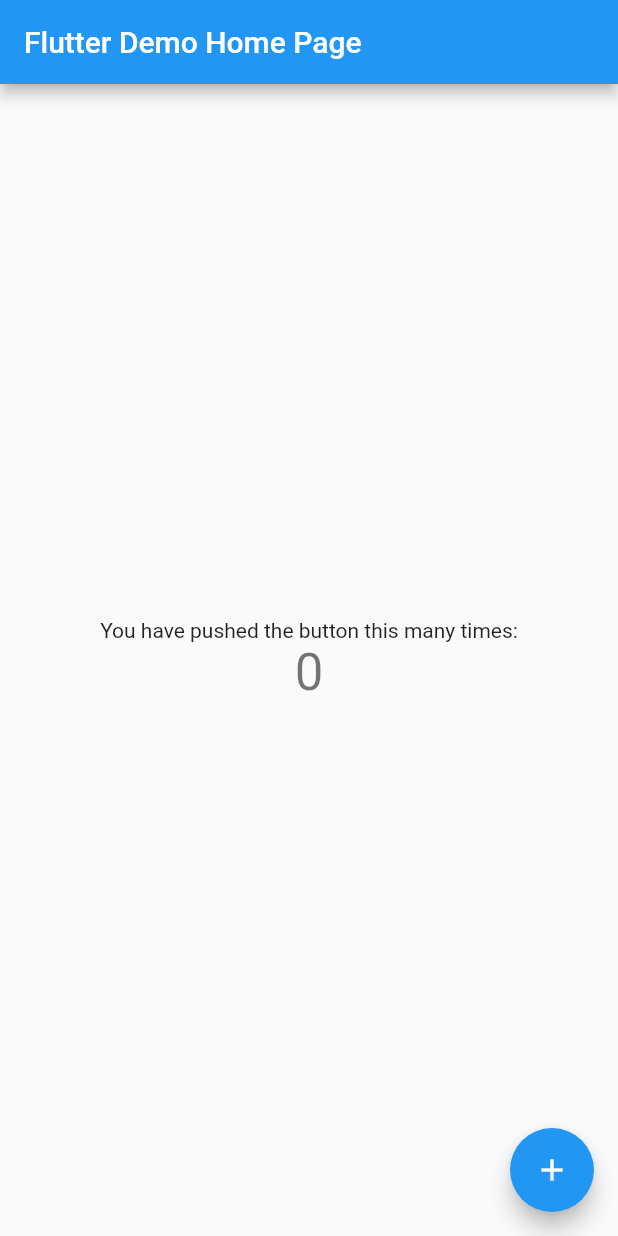
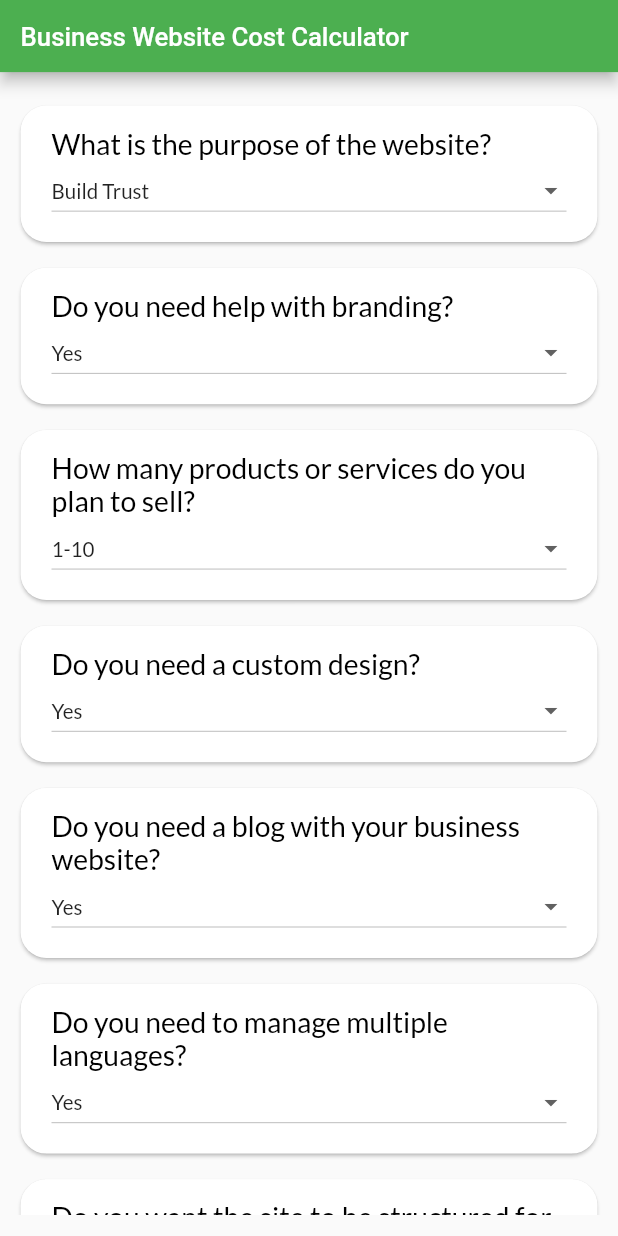
Before and after one commit to fahadthakur/cost-calculator-flutter, a Flutter app: the screen it shows after launch, on a phone screen of 412 x 824 dp. Run offline on Flutter 3.47's test engine with Material 2 defaults, Android fonts, the phone set to English and light mode, and no system bars; our stand-ins replace google_fonts, responsive_framework.

Commit message:
Designed UI for Website Selector

```diff
--- /dev/null
+++ b/lib/Screens/webselect.dart
@@ -0,0 +1,51 @@
+import 'package:flutter/material.dart';
+
+import '../widgets.dart';
+
+class WebSelect extends StatefulWidget {
+  const WebSelect({Key? key}) : super(key: key);
+
+  @override
+  _WebSelectState createState() => _WebSelectState();
+}
+
+class _WebSelectState extends State<WebSelect> {
+  var questions = {
+    'What is the purpose of the website?': [
+      'Build Trust',
+      'Reach Audience',
+      'Generate Leads'
+    ],
+    'Do you need help with branding?': ['Yes', 'No'],
+    'How many products or services do you plan to sell?': ['1-10', '10+'],
+    'Do you need a custom design?': ['Yes', 'No'],
+    'Do you need a blog with your business website?': ['Yes', 'No'],
+    'Do you need to manage multiple languages?': ['Yes', 'No'],
+    'Do you want the site to be structured for better Search engine visibility?':
+        ['Yes', 'No'],
+    'Do you want professional analytics tools to track conversions?': [
+      'Yes',
+      'No'
+    ]
+  };
+  @override
+  Widget build(BuildContext context) {
+    return Scaffold(
+      appBar: AppBar(
+        title: Text("Business Website Cost Calculator"),
+      ),
+      body: SafeArea(
+        child: Padding(
+          padding: EdgeInsets.symmetric(horizontal: 8.0, vertical: 16.0),
+          child: Container(
+            child: ListView.builder(
+                itemBuilder: (_, int index) => QuestionWidget(
+                    questions.keys.elementAt(index),
+                    questions.values.elementAt(index)),
+                itemCount: questions.length.toInt()),
+          ),
+        ),
+      ),
+    );
+  }
+}
--- a/lib/main.dart
+++ b/lib/main.dart
@@ -1,4 +1,9 @@
 import 'package:flutter/material.dart';
+import 'package:google_fonts/google_fonts.dart';
+import 'package:responsive_framework/responsive_wrapper.dart';
+import 'package:responsive_framework/utils/scroll_behavior.dart';
+
+import 'Screens/webselect.dart';
 
 void main() {
   runApp(MyApp());
@@ -9,105 +14,26 @@ class MyApp extends StatelessWidget {
   @override
   Widget build(BuildContext context) {
     return MaterialApp(
-      title: 'Flutter Demo',
+      builder: (context, widget) => ResponsiveWrapper.builder(
+        BouncingScrollWrapper.builder(context, widget!),
+        maxWidth: 1200,
+        minWidth: 480,
+        defaultScale: true,
+        breakpoints: [
+          ResponsiveBreakpoint.resize(480, name: MOBILE),
+          ResponsiveBreakpoint.autoScale(800, name: TABLET),
+          ResponsiveBreakpoint.resize(1000, name: DESKTOP),
+        ],
+      ),
+      title: 'Cost Calculator',
+      debugShowCheckedModeBanner: false,
       theme: ThemeData(
-        // This is the theme of your application.
-        //
-        // Try running your application with "flutter run". You'll see the
-        // application has a blue toolbar. Then, without quitting the app, try
-        // changing the primarySwatch below to Colors.green and then invoke
-        // "hot reload" (press "r" in the console where you ran "flutter run",
-        // or simply save your changes to "hot reload" in a Flutter IDE).
-        // Notice that the counter didn't reset back to zero; the application
-        // is not restarted.
-        primarySwatch: Colors.blue,
+        textTheme: GoogleFonts.latoTextTheme(
+          Theme.of(context).textTheme,
+        ),
+        primarySwatch: Colors.green,
       ),
-      home: MyHomePage(title: 'Flutter Demo Home Page'),
+      home: new WebSelect(),
     );
   }
 }
-
-class MyHomePage extends StatefulWidget {
-  MyHomePage({Key? key, required this.title}) : super(key: key);
-
-  // This widget is the home page of your application. It is stateful, meaning
-  // that it has a State object (defined below) that contains fields that affect
-  // how it looks.
-
-  // This class is the configuration for the state. It holds the values (in this
-  // case the title) provided by the parent (in this case the App widget) and
-  // used by the build method of the State. Fields in a Widget subclass are
-  // always marked "final".
-
-  final String title;
-
-  @override
-  _MyHomePageState createState() => _MyHomePageState();
-}
-
-class _MyHomePageState extends State<MyHomePage> {
-  int _counter = 0;
-
-  void _incrementCounter() {
-    setState(() {
-      // This call to setState tells the Flutter framework that something has
-      // changed in this State, which causes it to rerun the build method below
-      // so that the display can reflect the updated values. If we changed
-      // _counter without calling setState(), then the build method would not be
-      // called again, and so nothing would appear to happen.
-      _counter++;
-    });
-  }
-
-  @override
-  Widget build(BuildContext context) {
-    // This method is rerun every time setState is called, for instance as done
-    // by the _incrementCounter method above.
-    //
-    // The Flutter framework has been optimized to make rerunning build methods
-    // fast, so that you can just rebuild anything that needs updating rather
-    // than having to individually change instances of widgets.
-    return Scaffold(
-      appBar: AppBar(
-        // Here we take the value from the MyHomePage object that was created by
-        // the App.build method, and use it to set our appbar title.
-        title: Text(widget.title),
-      ),
-      body: Center(
-        // Center is a layout widget. It takes a single child and positions it
-        // in the middle of the parent.
-        child: Column(
-          // Column is also a layout widget. It takes a list of children and
-          // arranges them vertically. By default, it sizes itself to fit its
-          // children horizontally, and tries to be as tall as its parent.
-          //
-          // Invoke "debug painting" (press "p" in the console, choose the
-          // "Toggle Debug Paint" action from the Flutter Inspector in Android
-          // Studio, or the "Toggle Debug Paint" command in Visual Studio Code)
-          // to see the wireframe for each widget.
-          //
-          // Column has various properties to control how it sizes itself and
-          // how it positions its children. Here we use mainAxisAlignment to
-          // center the children vertically; the main axis here is the vertical
-          // axis because Columns are vertical (the cross axis would be
-          // horizontal).
-          mainAxisAlignment: MainAxisAlignment.center,
-          children: <Widget>[
-            Text(
-              'You have pushed the button this many times:',
-            ),
-            Text(
-              '$_counter',
-              style: Theme.of(context).textTheme.headline4,
-            ),
-          ],
-        ),
-      ),
-      floatingActionButton: FloatingActionButton(
-        onPressed: _incrementCounter,
-        tooltip: 'Increment',
-        child: Icon(Icons.add),
-      ), // This trailing comma makes auto-formatting nicer for build methods.
-    );
-  }
-}
--- /dev/null
+++ b/lib/widgets.dart
@@ -0,0 +1,69 @@
+import 'package:flutter/material.dart';
+
+class QuestionWidget extends StatelessWidget {
+  final String question;
+  final List<String> options;
+  QuestionWidget(this.question, this.options);
+
+  @override
+  Widget build(BuildContext context) {
+    return Card(
+      margin: EdgeInsets.symmetric(horizontal: 8.0, vertical: 10.0),
+      color: Colors.white,
+      shape: RoundedRectangleBorder(borderRadius: BorderRadius.circular(20.0)),
+      child: Padding(
+        padding: const EdgeInsets.symmetric(horizontal: 24.0, vertical: 16.0),
+        child: Column(
+          crossAxisAlignment: CrossAxisAlignment.start,
+          children: [
+            Text(
+              question,
+              style: TextStyle(
+                  fontSize: 22.0,
+                  fontWeight: FontWeight.w500,
+                  color: Colors.black),
+            ),
+            DropDownList(
+              options: options,
+            ),
+          ],
+        ),
+      ),
+    );
+  }
+}
+
+class DropDownList extends StatefulWidget {
+  final List<String> options;
+  const DropDownList({Key? key, required this.options}) : super(key: key);
+
+  @override
+  _DropDownListState createState() => _DropDownListState(options);
+}
+
+class _DropDownListState extends State<DropDownList> {
+  final List<String> items;
+  String dropdownValue = '';
+  _DropDownListState(this.items) {
+    dropdownValue = items[0];
+  }
+
+  @override
+  Widget build(BuildContext context) {
+    return DropdownButton(
+      isExpanded: true,
+      items: items
+          .map((String item) =>
+              DropdownMenuItem<String>(child: Text(item), value: item))
+          .toList(),
+      onChanged: (value) {
+        setState(() {
+          print("previous ${this.dropdownValue}");
+          print("selected $value");
+          this.dropdownValue = value.toString();
+        });
+      },
+      value: dropdownValue,
+    );
+  }
+}
--- a/pubspec.yaml
+++ b/pubspec.yaml
@@ -24,10 +24,11 @@ dependencies:
   flutter:
     sdk: flutter
 
-
   # The following adds the Cupertino Icons font to your application.
   # Use with the CupertinoIcons class for iOS style icons.
   cupertino_icons: ^1.0.2
+  responsive_framework: ^0.1.0
+  google_fonts: ^2.0.0
 
 dev_dependencies:
   flutter_test:
```
Also changed, not shown: pubspec.lock.
